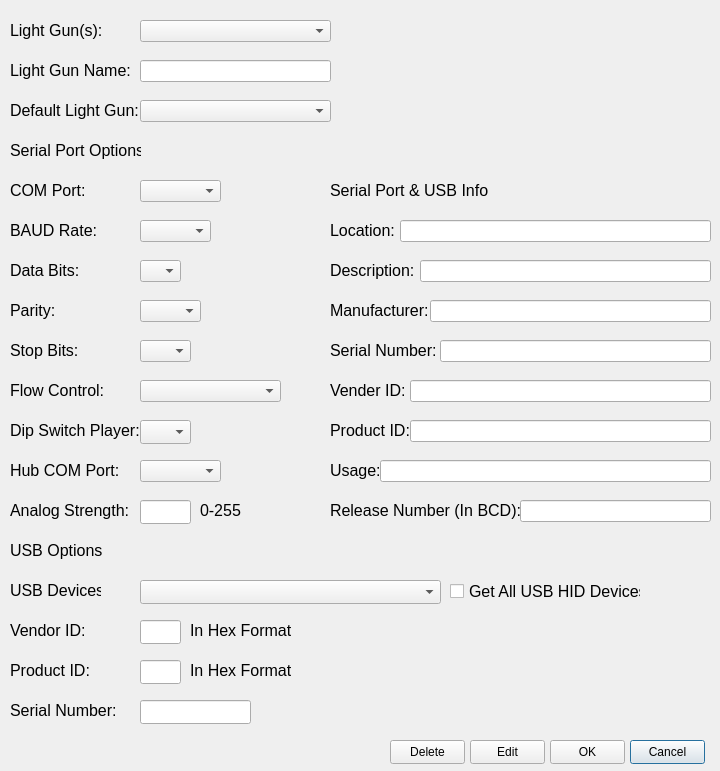
6Bolt/Hook-Of-The-Reaper, file Windows/editLightGunWindow.ui: the form before one commit.
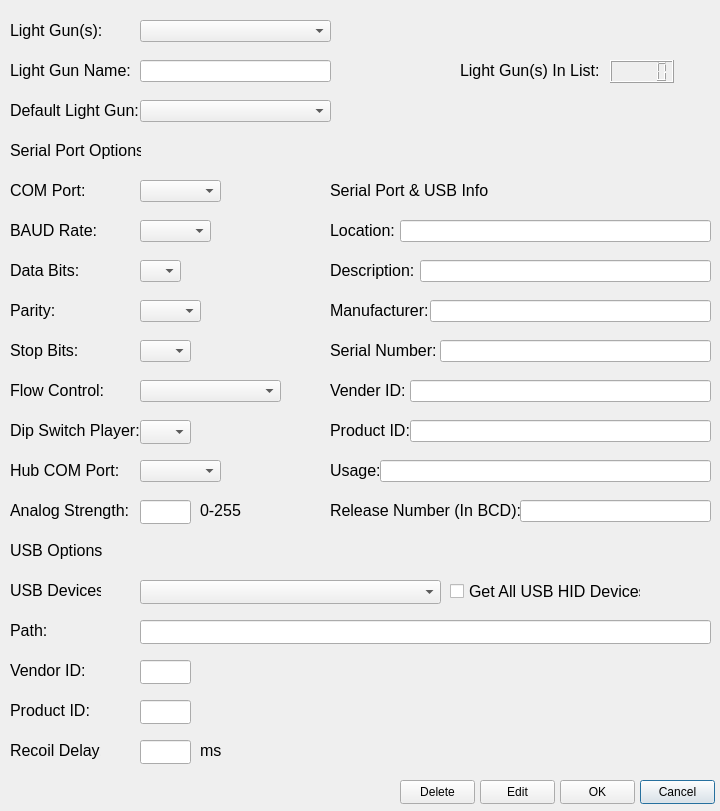
The form after the commit.

Commit message: For release v1.1.3b. Made adding a USB HID light gun easier. Added in NoInit and InitOnly for Open & Close.

The edit to the form file:
```diff
--- a/Windows/editLightGunWindow.ui
+++ b/Windows/editLightGunWindow.ui
@@ -7,7 +7,7 @@
     <x>0</x>
     <y>0</y>
     <width>720</width>
-    <height>771</height>
+    <height>811</height>
    </rect>
   </property>
   <property name="font">
@@ -294,8 +294,8 @@
   <widget class="QPushButton" name="cancelPushButton">
    <property name="geometry">
     <rect>
-     <x>630</x>
-     <y>740</y>
+     <x>640</x>
+     <y>780</y>
      <width>75</width>
      <height>24</height>
     </rect>
@@ -315,8 +315,8 @@
   <widget class="QPushButton" name="okPushButton">
    <property name="geometry">
     <rect>
-     <x>550</x>
-     <y>740</y>
+     <x>560</x>
+     <y>780</y>
      <width>75</width>
      <height>24</height>
     </rect>
@@ -336,8 +336,8 @@
   <widget class="QPushButton" name="editPushButton">
    <property name="geometry">
     <rect>
-     <x>470</x>
-     <y>740</y>
+     <x>480</x>
+     <y>780</y>
      <width>75</width>
      <height>24</height>
     </rect>
@@ -586,8 +586,8 @@
   <widget class="QPushButton" name="deletePushButton">
    <property name="geometry">
     <rect>
-     <x>390</x>
-     <y>740</y>
+     <x>400</x>
+     <y>780</y>
      <width>75</width>
      <height>24</height>
     </rect>
@@ -819,29 +819,8 @@
    <property name="geometry">
     <rect>
      <x>140</x>
-     <y>660</y>
-     <width>41</width>
-     <height>24</height>
-    </rect>
-   </property>
-   <property name="font">
-    <font>
-     <pointsize>10</pointsize>
-    </font>
-   </property>
-   <property name="alignment">
-    <set>Qt::AlignmentFlag::AlignRight|Qt::AlignmentFlag::AlignTrailing|Qt::AlignmentFlag::AlignVCenter</set>
-   </property>
-   <property name="readOnly">
-    <bool>true</bool>
-   </property>
-  </widget>
-  <widget class="QLineEdit" name="serialUSBLineEdit">
-   <property name="geometry">
-    <rect>
-     <x>140</x>
      <y>700</y>
-     <width>111</width>
+     <width>51</width>
      <height>24</height>
     </rect>
    </property>
@@ -857,11 +836,32 @@
     <bool>true</bool>
    </property>
   </widget>
+  <widget class="QLineEdit" name="displayPathUSBLineEdit">
+   <property name="geometry">
+    <rect>
+     <x>140</x>
+     <y>620</y>
+     <width>571</width>
+     <height>24</height>
+    </rect>
+   </property>
+   <property name="font">
+    <font>
+     <pointsize>10</pointsize>
+    </font>
+   </property>
+   <property name="alignment">
+    <set>Qt::AlignmentFlag::AlignLeading|Qt::AlignmentFlag::AlignLeft|Qt::AlignmentFlag::AlignVCenter</set>
+   </property>
+   <property name="readOnly">
+    <bool>true</bool>
+   </property>
+  </widget>
   <widget class="QLabel" name="label_23">
    <property name="geometry">
     <rect>
      <x>10</x>
-     <y>610</y>
+     <y>650</y>
      <width>81</width>
      <height>41</height>
     </rect>
@@ -915,7 +915,7 @@
    <property name="geometry">
     <rect>
      <x>10</x>
-     <y>650</y>
+     <y>690</y>
      <width>81</width>
      <height>41</height>
     </rect>
@@ -929,48 +929,12 @@
     <string>Product ID:</string>
    </property>
   </widget>
-  <widget class="QLabel" name="label_26">
-   <property name="geometry">
-    <rect>
-     <x>190</x>
-     <y>650</y>
-     <width>101</width>
-     <height>41</height>
-    </rect>
-   </property>
-   <property name="font">
-    <font>
-     <pointsize>12</pointsize>
-    </font>
-   </property>
-   <property name="text">
-    <string>In Hex Format</string>
-   </property>
-  </widget>
-  <widget class="QLabel" name="label_29">
-   <property name="geometry">
-    <rect>
-     <x>190</x>
-     <y>610</y>
-     <width>101</width>
-     <height>41</height>
-    </rect>
-   </property>
-   <property name="font">
-    <font>
-     <pointsize>12</pointsize>
-    </font>
-   </property>
-   <property name="text">
-    <string>In Hex Format</string>
-   </property>
-  </widget>
   <widget class="QLineEdit" name="vendorIDUSBLineEdit">
    <property name="geometry">
     <rect>
      <x>140</x>
-     <y>620</y>
-     <width>41</width>
+     <y>660</y>
+     <width>51</width>
      <height>24</height>
     </rect>
    </property>
@@ -990,7 +954,7 @@
    <property name="geometry">
     <rect>
      <x>10</x>
-     <y>690</y>
+     <y>610</y>
      <width>111</width>
      <height>41</height>
     </rect>
@@ -1001,7 +965,7 @@
     </font>
    </property>
    <property name="text">
-    <string>Serial Number:</string>
+    <string>Path:</string>
    </property>
   </widget>
   <widget class="QCheckBox" name="allHIDDevicesCheckBox">
@@ -1022,6 +986,94 @@
     <string>Get All USB HID Devices</string>
    </property>
   </widget>
+  <widget class="QLineEdit" name="recoilDelayLineEdit">
+   <property name="geometry">
+    <rect>
+     <x>140</x>
+     <y>740</y>
+     <width>51</width>
+     <height>24</height>
+    </rect>
+   </property>
+   <property name="font">
+    <font>
+     <pointsize>10</pointsize>
+    </font>
+   </property>
+   <property name="alignment">
+    <set>Qt::AlignmentFlag::AlignRight|Qt::AlignmentFlag::AlignTrailing|Qt::AlignmentFlag::AlignVCenter</set>
+   </property>
+   <property name="readOnly">
+    <bool>false</bool>
+   </property>
+  </widget>
+  <widget class="QLabel" name="label_31">
+   <property name="geometry">
+    <rect>
+     <x>200</x>
+     <y>730</y>
+     <width>31</width>
+     <height>41</height>
+    </rect>
+   </property>
+   <property name="font">
+    <font>
+     <pointsize>12</pointsize>
+    </font>
+   </property>
+   <property name="text">
+    <string>ms</string>
+   </property>
+  </widget>
+  <widget class="QLabel" name="label_26">
+   <property name="geometry">
+    <rect>
+     <x>10</x>
+     <y>730</y>
+     <width>91</width>
+     <height>41</height>
+    </rect>
+   </property>
+   <property name="font">
+    <font>
+     <pointsize>12</pointsize>
+    </font>
+   </property>
+   <property name="text">
+    <string>Recoil Delay:</string>
+   </property>
+  </widget>
+  <widget class="QLCDNumber" name="lgLCDNumber">
+   <property name="geometry">
+    <rect>
+     <x>610</x>
+     <y>60</y>
+     <width>64</width>
+     <height>23</height>
+    </rect>
+   </property>
+  </widget>
+  <widget class="QLabel" name="label_29">
+   <property name="geometry">
+    <rect>
+     <x>460</x>
+     <y>50</y>
+     <width>141</width>
+     <height>41</height>
+    </rect>
+   </property>
+   <property name="font">
+    <font>
+     <pointsize>12</pointsize>
+    </font>
+   </property>
+   <property name="text">
+    <string>Light Gun(s) In List:</string>
+   </property>
+   <property name="alignment">
+    <set>Qt::AlignmentFlag::AlignLeading|Qt::AlignmentFlag::AlignLeft|Qt::AlignmentFlag::AlignVCenter</set>
+   </property>
+  </widget>
  </widget>
  <tabstops>
   <tabstop>savedLightGunsComboBox</tabstop>
```
The commit also changes 23 other files.
